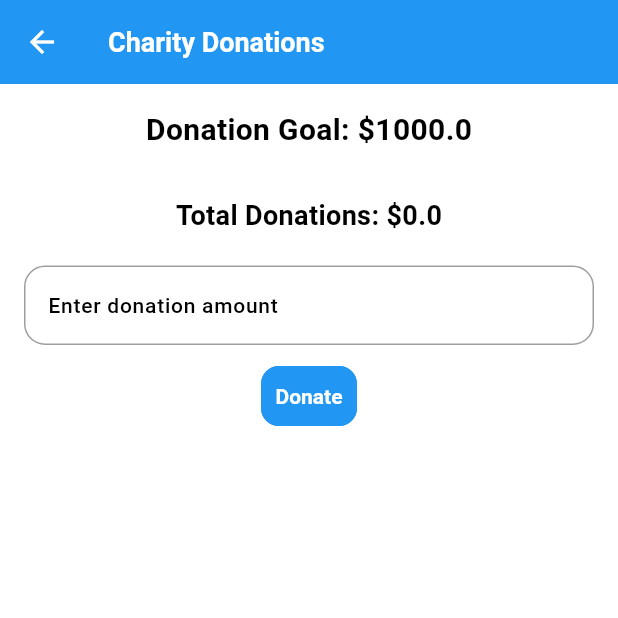
After one commit to JONIETECH/CASH-APP, a Flutter app: the TrackBudgets screen opened directly, after a tap on "Go to Charity Donations", on a phone screen of 412 x 824 dp, the top half of it. The commit adds this screen. Run offline on Flutter 3.47's test engine with Material 3 defaults, Android fonts, the phone set to English and light mode, and no system bars; drawn by our look-alikes of flutter_animate; our stand-ins replace bloc, dotted_border, equatable, flutter_bloc, flutter_dotenv, flutter_local_notifications and 11 more; accounts and stored records are empty; statements that could not run were skipped.

Commit message:
added donations page

```diff
--- a/lib/features/budget_management/presentation/pages/track_budgets.dart
+++ b/lib/features/budget_management/presentation/pages/track_budgets.dart
@@ -1,3 +1,4 @@
+import 'package:finance_tracker/features/charity/presentation/pages/donations.dart';
 import 'package:flutter/material.dart';
 
 class TrackBudgets extends StatefulWidget {
@@ -75,6 +76,16 @@ class _TrackBudgetsState extends State<TrackBudgets> {
                 fontWeight: FontWeight.bold,
               ),
             ),
+            const SizedBox(height: 16.0),
+            ElevatedButton(
+              onPressed: () {
+                Navigator.push(
+                  context,
+                  MaterialPageRoute(builder: (context) => const CharityDonationsPage()),
+                );
+              },
+              child: const Text('Go to Charity Donations'),
+            ),
           ],
         ),
       ),
--- /dev/null
+++ b/lib/features/charity/presentation/pages/donations.dart
@@ -0,0 +1,108 @@
+import 'package:flutter/material.dart';
+import 'package:flutter_animate/flutter_animate.dart';
+
+void main() {
+  runApp(const CharityPage());
+}
+
+class CharityPage extends StatelessWidget {
+  const CharityPage({super.key});
+
+  @override
+  Widget build(BuildContext context) {
+    return const MaterialApp(
+      title: 'Charity Donations',
+      home: CharityDonationsPage(),
+    );
+  }
+}
+
+class CharityDonationsPage extends StatefulWidget {
+  static route() => MaterialPageRoute(builder: (context) => const CharityDonationsPage());
+  const CharityDonationsPage({super.key});
+
+  @override
+  _CharityDonationsPageState createState() => _CharityDonationsPageState();
+}
+
+class _CharityDonationsPageState extends State<CharityDonationsPage> with TickerProviderStateMixin {
+  final TextEditingController _donationAmountController = TextEditingController();
+
+  double _donationGoal = 1000;
+  double _totalDonations = 0;
+  List<double> _donations = [];
+
+  void _addDonation(double amount) {
+    setState(() {
+      _totalDonations += amount;
+      _donations.add(amount);
+    });
+  }
+
+  @override
+  void dispose() {
+    _donationAmountController.dispose();
+    super.dispose();
+  }
+
+  @override
+  Widget build(BuildContext context) {
+    return Scaffold(
+      appBar: AppBar(
+        title: const Text('Charity Donations'),
+      ),
+      body: Padding(
+        padding: const EdgeInsets.all(16.0),
+        child: Column(
+          children: [
+            Text(
+              'Donation Goal: \$$_donationGoal',
+              style: const TextStyle(fontSize: 20, fontWeight: FontWeight.bold),
+            ),
+            const SizedBox(height: 10),
+            LinearProgressIndicator(
+              value: _totalDonations / _donationGoal,
+              minHeight: 10,
+            ).animate().fadeIn().slideX(duration: const Duration(seconds: 1)),
+            const SizedBox(height: 10),
+            Text(
+              'Total Donations: \$$_totalDonations',
+              style: const TextStyle(fontSize: 18, fontWeight: FontWeight.bold),
+            ),
+            const SizedBox(height: 20),
+            TextField(
+              controller: _donationAmountController,
+              decoration: const InputDecoration(
+                labelText: 'Enter donation amount',
+                border: OutlineInputBorder(),
+              ),
+              keyboardType: TextInputType.number,
+            ),
+            const SizedBox(height: 10),
+            ElevatedButton(
+              onPressed: () {
+                if (_donationAmountController.text.isNotEmpty) {
+                  double amount = double.parse(_donationAmountController.text);
+                  _addDonation(amount);
+                  _donationAmountController.clear();
+                }
+              },
+              child: const Text('Donate'),
+            ).animate().scale(),
+            const SizedBox(height: 20),
+            Expanded(
+              child: ListView.builder(
+                itemCount: _donations.length,
+                itemBuilder: (context, index) {
+                  return ListTile(
+                    title: Text('\$${_donations[index]}'),
+                  ).animate().fadeIn(duration: Duration(milliseconds: 300 * (index + 1)));
+                },
+              ),
+            ),
+          ],
+        ),
+      ),
+    );
+  }
+}
--- a/pubspec.yaml
+++ b/pubspec.yaml
@@ -40,6 +40,7 @@ dependencies:
   path: ^1.9.0
   hive: ^4.0.0-dev.2
   isar_flutter_libs: ^4.0.0-dev.13
+  flutter_animate: ^4.5.0
   #isar: ^4.0.0-dev.14
 
 dev_dependencies:
```
Also changed, not shown: pubspec.lock.
